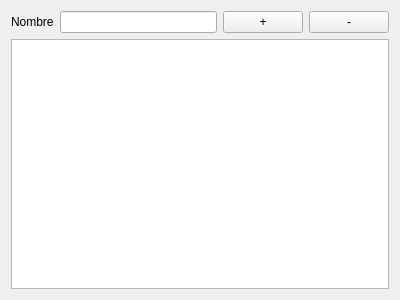
The window that UsersManager.ui (RafaelGC/EasyReceipt) describes before a commit, drawn with Qt 5.
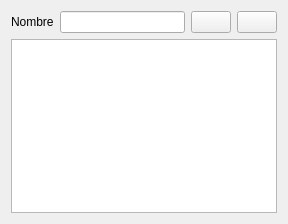
The same window after the commit. Icons and pictures are not drawn.

```diff
--- a/UsersManager.ui
+++ b/UsersManager.ui
@@ -6,8 +6,8 @@
    <rect>
     <x>0</x>
     <y>0</y>
-    <width>400</width>
-    <height>300</height>
+    <width>288</width>
+    <height>224</height>
    </rect>
   </property>
   <property name="windowTitle">
@@ -35,7 +35,11 @@
         </sizepolicy>
        </property>
        <property name="text">
-        <string>+</string>
+        <string/>
+       </property>
+       <property name="icon">
+        <iconset resource="resources.qrc">
+         <normaloff>:/icons/add.png</normaloff>:/icons/add.png</iconset>
        </property>
        <property name="autoDefault">
         <bool>false</bool>
@@ -45,7 +49,11 @@
      <item>
       <widget class="QPushButton" name="deleteBtn">
        <property name="text">
-        <string>-</string>
+        <string/>
+       </property>
+       <property name="icon">
+        <iconset resource="resources.qrc">
+         <normaloff>:/icons/remove.png</normaloff>:/icons/remove.png</iconset>
        </property>
        <property name="autoDefault">
         <bool>false</bool>
```
Left out of the diff: 4 changed lines with no effect on the pictures.
